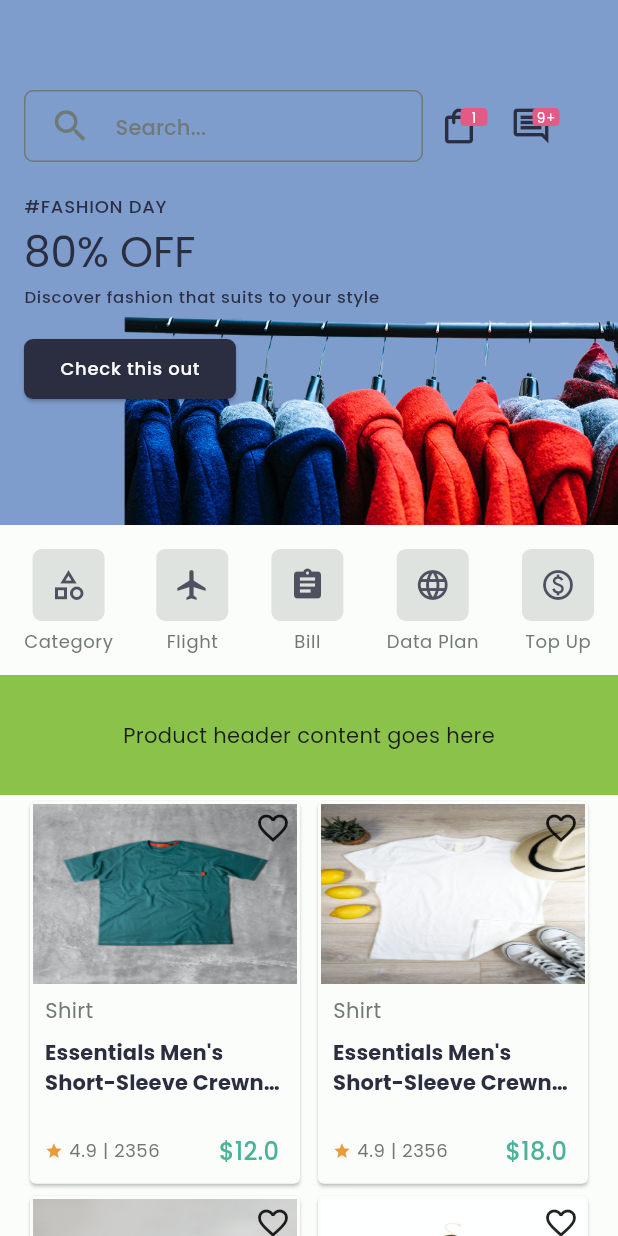
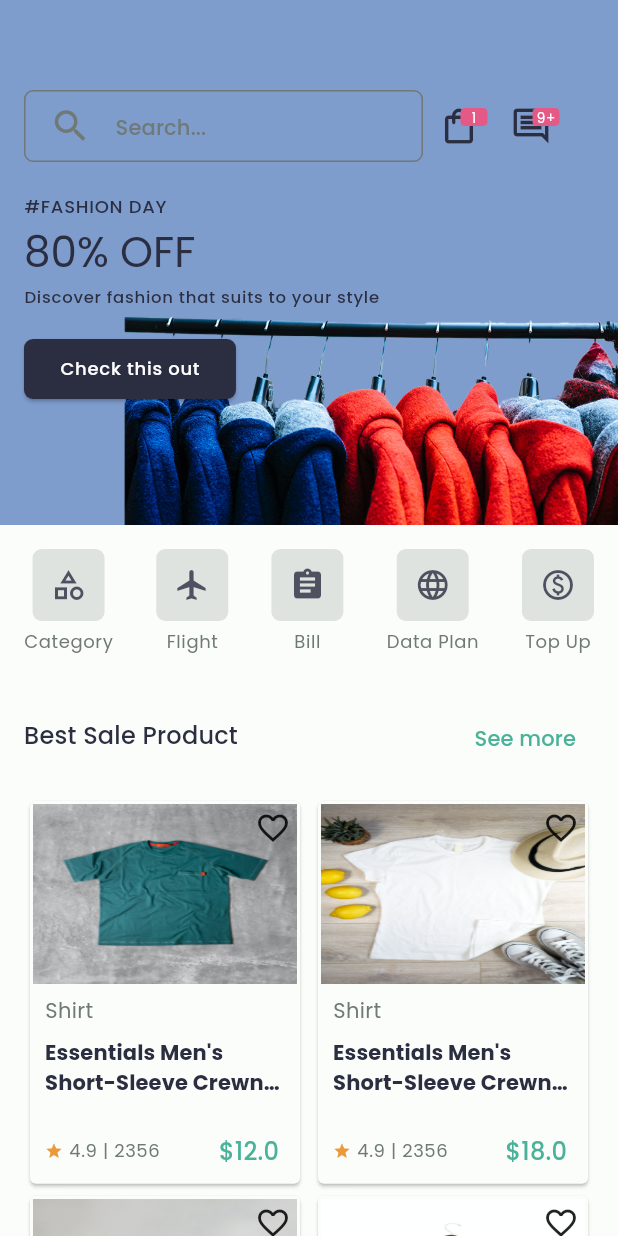
Before and after one commit to doc2dev/tokosmile, a Flutter app: the screen it shows after launch, on a phone screen of 412 x 824 dp. Run offline on Flutter 3.47's test engine with Material 2 defaults, Android fonts, the phone set to English and light mode, and no system bars.

Commit message:
Implement products header

```diff
--- a/lib/home.dart
+++ b/lib/home.dart
@@ -38,16 +38,6 @@ class _MyHomePageState extends State<MyHomePage> {
             },
             body: ProductList(products: sampleProducts),
           ),
-          /*CustomScrollView(
-            slivers: [
-              CarouselSliver(
-                items: sampleCarousel,
-                onScrollChange: _updateScrollProgress,
-              ),
-              ProductHeaderSliver(),
-              ProductList(products: sampleProducts),
-            ]
-          ),*/
           TopBar(
             alpha: _scrollProgress * 2,
           ),
--- a/lib/ui/carousel/carousel_sliver.dart
+++ b/lib/ui/carousel/carousel_sliver.dart
@@ -71,9 +71,16 @@ class HeaderDelegate extends SliverPersistentHeaderDelegate {
 
   @override
   double get minExtent => kTopBarHeight +
-      kProductHeaderHeight;
+      kProductHeaderHeight - 10;
 
   @override
   bool shouldRebuild(covariant SliverPersistentHeaderDelegate oldDelegate) =>
       true;
 }
+
+/*TODO:
+* - carousel auto-animation
+* - bottom navigation
+* - product detail view
+* - bloc integration
+* */
--- a/lib/ui/product/product_header.dart
+++ b/lib/ui/product/product_header.dart
@@ -9,12 +9,9 @@ class ProductHeader extends StatelessWidget {
   Widget build(BuildContext context) {
     return Container(
       padding: const EdgeInsets.fromLTRB(16.0, 24.0, 16.0, 24.0),
+      color: context.colors().background,
       height: kProductHeaderHeight,
-      color: Colors.lightGreen,
-      child: Center(
-        child: Text("Product header content goes here"),
-      ),
-      /*child: Row(
+      child: Row(
         mainAxisAlignment: MainAxisAlignment.spaceBetween,
         children: [
           Text(
@@ -25,7 +22,7 @@ class ProductHeader extends StatelessWidget {
           ),
           TextButton(
             style: TextButton.styleFrom(
-              textStyle: context.textTheme().bodyLarge!.copyWith(
+              textStyle: context.textTheme().titleSmall!.copyWith(
                 color: context.colors().primary,
               ),
             ),
@@ -33,7 +30,7 @@ class ProductHeader extends StatelessWidget {
             child: const Text('See more'),
           )
         ],
-      ),*/
+      ),
     );
   }
 }
```
